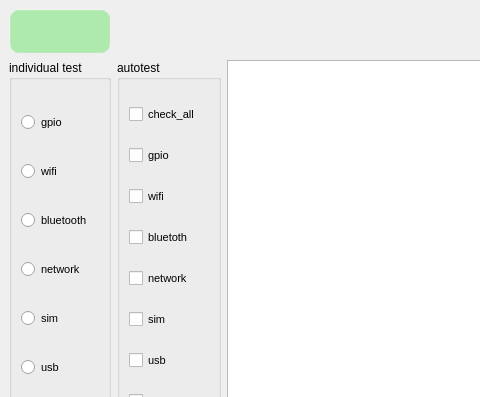
First picture: the form in qt/t507/all_interface_test.ui, repository jizizihe/baijie_demo, before the edit; both pictures show x 0 to 480 and y 0 to 397 of the 1024 by 600 pixel window.
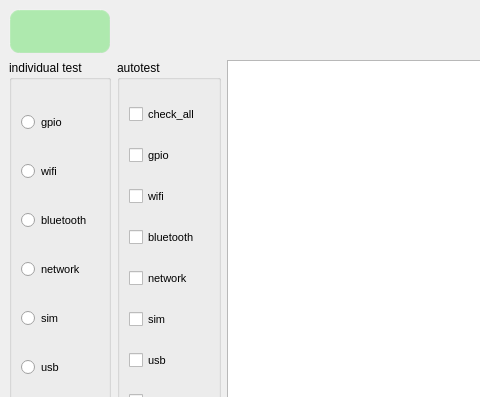
Second picture: the form after the edit. Icons and pictures are not drawn.

Patch:
```diff
--- a/qt/t507/all_interface_test.ui
+++ b/qt/t507/all_interface_test.ui
@@ -292,7 +292,7 @@
           </font>
          </property>
          <property name="text">
-          <string>bluetoth</string>
+          <string>bluetooth</string>
          </property>
         </widget>
        </item>
```
